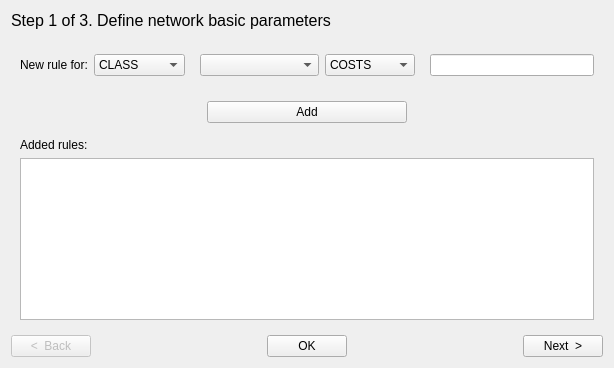
First picture: the form in src/gnm_create_dialog_base.ui, repository nextgis/gnm_qgis, before the edit.
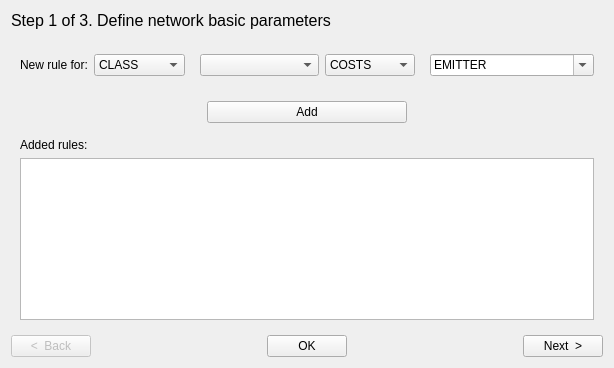
Second picture: the form after the edit. The open tabs and pages were chosen to show the change.

```diff
--- a/src/gnm_create_dialog_base.ui
+++ b/src/gnm_create_dialog_base.ui
@@ -746,7 +746,22 @@
                   <number>0</number>
                  </property>
                  <item>
-                  <widget class="QLineEdit" name="lineEdit_9"/>
+                  <widget class="QComboBox" name="comboBox_13">
+                   <property name="sizePolicy">
+                    <sizepolicy hsizetype="Expanding" vsizetype="Fixed">
+                     <horstretch>0</horstretch>
+                     <verstretch>0</verstretch>
+                    </sizepolicy>
+                   </property>
+                   <property name="editable">
+                    <bool>true</bool>
+                   </property>
+                   <item>
+                    <property name="text">
+                     <string>EMITTER</string>
+                    </property>
+                   </item>
+                  </widget>
                  </item>
                 </layout>
                </widget>
```
Left out of the diff: 6 changed lines with no effect on the pictures.
